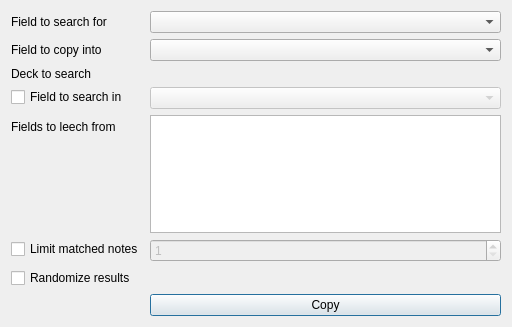
First picture: the form in designer/form.ui, repository abdnh/anki-copy-around, before the edit.
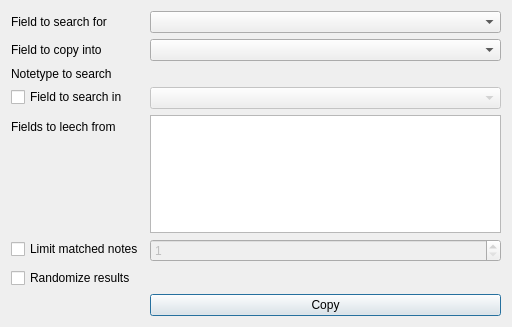
Second picture: the form after the edit.

Commit message:
Use direct DB access to run queries and search by notetype instead of deck
Also add a hack to make media files fetched from the other collection
work.

```diff
--- a/designer/form.ui
+++ b/designer/form.ui
@@ -37,7 +37,7 @@
    <item row="2" column="0">
     <widget class="QLabel" name="label_2">
      <property name="text">
-      <string>Deck to search</string>
+      <string>Notetype to search</string>
      </property>
     </widget>
    </item>
```
Left out of the diff: 2 changed lines with no effect on the pictures. The commit also changes 10 other files.
